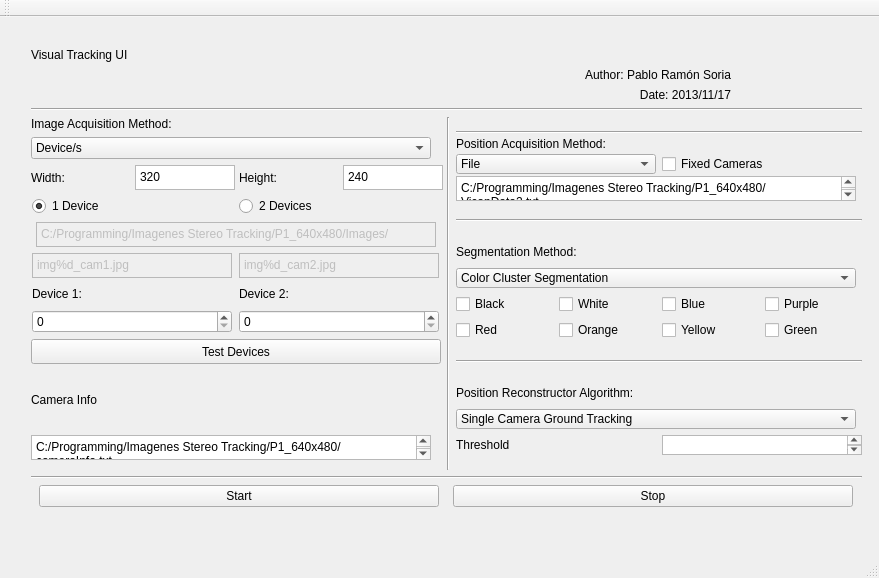
Above: VisualTrackingUI-QT/VisualTrackingUI-QT/mainwindow.ui from Bardo91/DepartamentoESI before the change. Below: the same form after it.
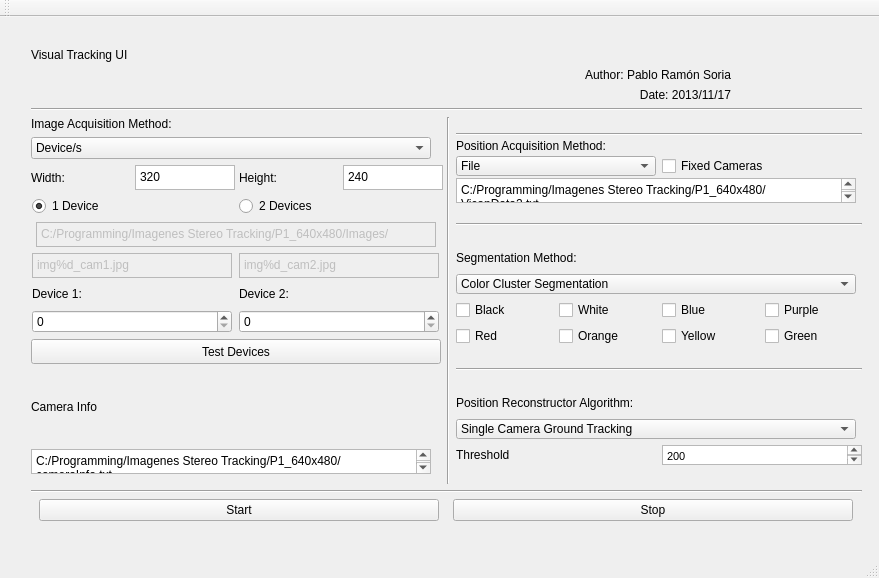
That is the form after the change.

The edit to the form file:
```diff
--- a/VisualTrackingUI-QT/VisualTrackingUI-QT/mainwindow.ui
+++ b/VisualTrackingUI-QT/VisualTrackingUI-QT/mainwindow.ui
@@ -20,7 +20,7 @@
       <x>20</x>
       <y>20</y>
       <width>853</width>
-      <height>491</height>
+      <height>505</height>
      </rect>
     </property>
     <layout class="QVBoxLayout" name="mainLayout">
@@ -913,6 +913,13 @@
                  <height>20</height>
                 </size>
                </property>
+               <property name="html">
+                <string>&lt;!DOCTYPE HTML PUBLIC &quot;-//W3C//DTD HTML 4.0//EN&quot; &quot;http://www.w3.org/TR/REC-html40/strict.dtd&quot;&gt;
+&lt;html&gt;&lt;head&gt;&lt;meta name=&quot;qrichtext&quot; content=&quot;1&quot; /&gt;&lt;style type=&quot;text/css&quot;&gt;
+p, li { white-space: pre-wrap; }
+&lt;/style&gt;&lt;/head&gt;&lt;body style=&quot; font-family:'MS Shell Dlg 2'; font-size:8.25pt; font-weight:400; font-style:normal;&quot;&gt;
+&lt;p style=&quot; margin-top:0px; margin-bottom:0px; margin-left:0px; margin-right:0px; -qt-block-indent:0; text-indent:0px;&quot;&gt;&lt;span style=&quot; font-size:8pt;&quot;&gt;200&lt;/span&gt;&lt;/p&gt;&lt;/body&gt;&lt;/html&gt;</string>
+               </property>
               </widget>
              </item>
             </layout>
```
